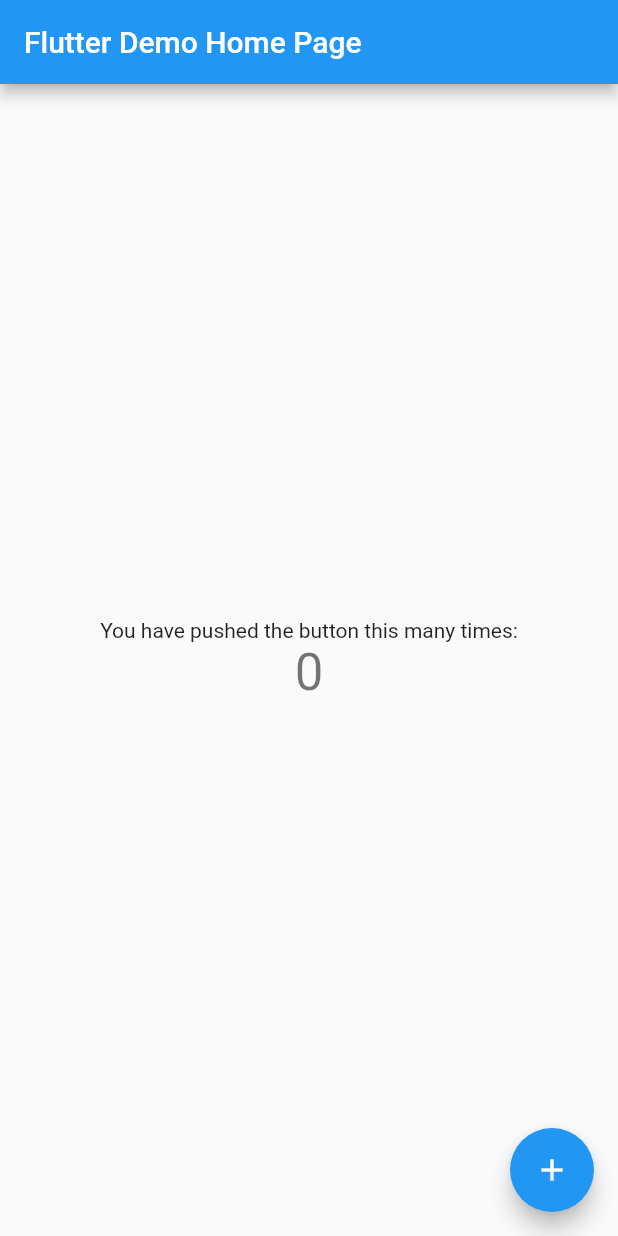
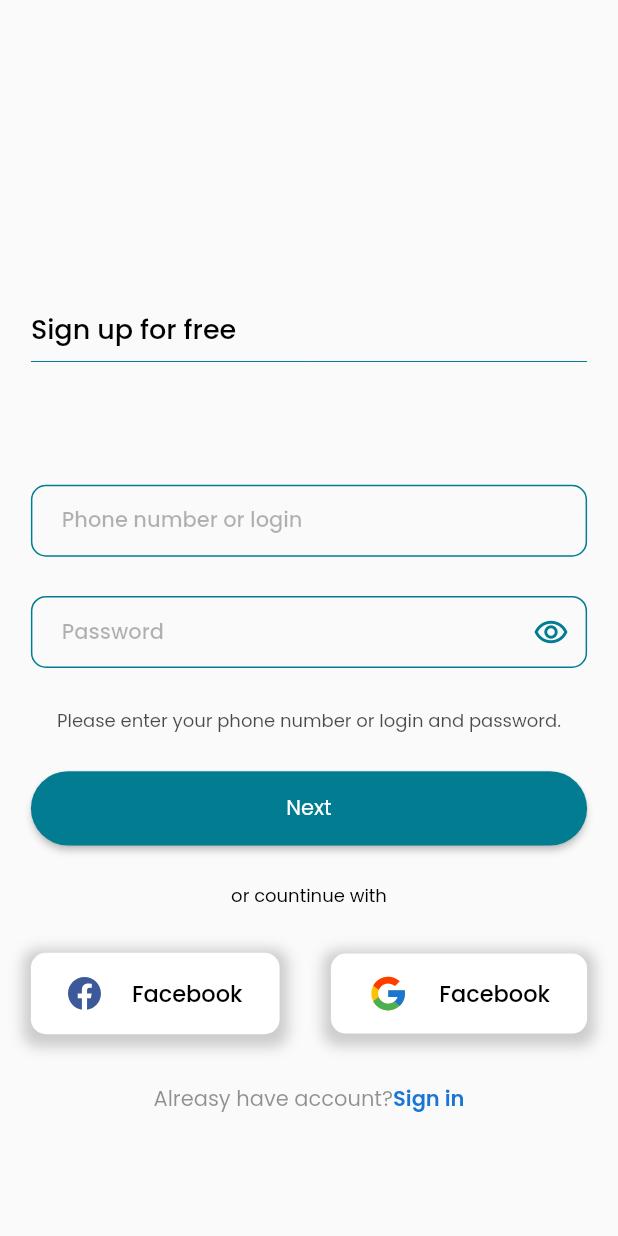
Before and after one commit to salohiddin-65/Mobile-design-figma, a Flutter app: the screen it shows after launch, on a phone screen of 412 x 824 dp. Run offline on Flutter 3.47's test engine with Material 2 defaults, Android fonts, the light colour scheme and no system bars; our stand-ins replace flutter_svg, google_fonts.

Commit message:
sign_up page added

```diff
--- /dev/null
+++ b/lib/core/extension/context_size.dart
@@ -0,0 +1,6 @@
+import 'package:flutter/material.dart';
+
+extension BuildContextSize on BuildContext {
+  double get height => MediaQuery.of(this).size.height;
+  double get width => MediaQuery.of(this).size.width;
+}
--- a/lib/main.dart
+++ b/lib/main.dart
@@ -1,115 +1,23 @@
 import 'package:flutter/material.dart';
+import 'package:mobile_design_figma/view/sign_up_page.dart';
 
-void main() {
+void main(List<String> args) {
   runApp(const MyApp());
 }
 
-class MyApp extends StatelessWidget {
+class MyApp extends StatefulWidget {
   const MyApp({super.key});
 
-  // This widget is the root of your application.
+  @override
+  State<MyApp> createState() => _MyAppState();
+}
+
+class _MyAppState extends State<MyApp> {
   @override
   Widget build(BuildContext context) {
-    return MaterialApp(
-      title: 'Flutter Demo',
-      theme: ThemeData(
-        // This is the theme of your application.
-        //
-        // Try running your application with "flutter run". You'll see the
-        // application has a blue toolbar. Then, without quitting the app, try
-        // changing the primarySwatch below to Colors.green and then invoke
-        // "hot reload" (press "r" in the console where you ran "flutter run",
-        // or simply save your changes to "hot reload" in a Flutter IDE).
-        // Notice that the counter didn't reset back to zero; the application
-        // is not restarted.
-        primarySwatch: Colors.blue,
-      ),
-      home: const MyHomePage(title: 'Flutter Demo Home Page'),
+    return const MaterialApp(
+      debugShowCheckedModeBanner: false,
+      home: SignUpPage(),
     );
   }
 }
-
-class MyHomePage extends StatefulWidget {
-  const MyHomePage({super.key, required this.title});
-
-  // This widget is the home page of your application. It is stateful, meaning
-  // that it has a State object (defined below) that contains fields that affect
-  // how it looks.
-
-  // This class is the configuration for the state. It holds the values (in this
-  // case the title) provided by the parent (in this case the App widget) and
-  // used by the build method of the State. Fields in a Widget subclass are
-  // always marked "final".
-
-  final String title;
-
-  @override
-  State<MyHomePage> createState() => _MyHomePageState();
-}
-
-class _MyHomePageState extends State<MyHomePage> {
-  int _counter = 0;
-
-  void _incrementCounter() {
-    setState(() {
-      // This call to setState tells the Flutter framework that something has
-      // changed in this State, which causes it to rerun the build method below
-      // so that the display can reflect the updated values. If we changed
-      // _counter without calling setState(), then the build method would not be
-      // called again, and so nothing would appear to happen.
-      _counter++;
-    });
-  }
-
-  @override
-  Widget build(BuildContext context) {
-    // This method is rerun every time setState is called, for instance as done
-    // by the _incrementCounter method above.
-    //
-    // The Flutter framework has been optimized to make rerunning build methods
-    // fast, so that you can just rebuild anything that needs updating rather
-    // than having to individually change instances of widgets.
-    return Scaffold(
-      appBar: AppBar(
-        // Here we take the value from the MyHomePage object that was created by
-        // the App.build method, and use it to set our appbar title.
-        title: Text(widget.title),
-      ),
-      body: Center(
-        // Center is a layout widget. It takes a single child and positions it
-        // in the middle of the parent.
-        child: Column(
-          // Column is also a layout widget. It takes a list of children and
-          // arranges them vertically. By default, it sizes itself to fit its
-          // children horizontally, and tries to be as tall as its parent.
-          //
-          // Invoke "debug painting" (press "p" in the console, choose the
-          // "Toggle Debug Paint" action from the Flutter Inspector in Android
-          // Studio, or the "Toggle Debug Paint" command in Visual Studio Code)
-          // to see the wireframe for each widget.
-          //
-          // Column has various properties to control how it sizes itself and
-          // how it positions its children. Here we use mainAxisAlignment to
-          // center the children vertically; the main axis here is the vertical
-          // axis because Columns are vertical (the cross axis would be
-          // horizontal).
-          mainAxisAlignment: MainAxisAlignment.center,
-          children: <Widget>[
-            const Text(
-              'You have pushed the button this many times:',
-            ),
-            Text(
-              '$_counter',
-              style: Theme.of(context).textTheme.headlineMedium,
-            ),
-          ],
-        ),
-      ),
-      floatingActionButton: FloatingActionButton(
-        onPressed: _incrementCounter,
-        tooltip: 'Increment',
-        child: const Icon(Icons.add),
-      ), // This trailing comma makes auto-formatting nicer for build methods.
-    );
-  }
-}
--- /dev/null
+++ b/lib/view/sign_up_page.dart
@@ -0,0 +1,298 @@
+import 'package:flutter/material.dart';
+import 'package:flutter_svg/flutter_svg.dart';
+import 'package:google_fonts/google_fonts.dart';
+import 'package:mobile_design_figma/core/extension/context_size.dart';
+
+class SignUpPage extends StatefulWidget {
+  const SignUpPage({super.key});
+
+  @override
+  State<SignUpPage> createState() => _SignUpPageState();
+}
+
+class _SignUpPageState extends State<SignUpPage> {
+  @override
+  Widget build(BuildContext context) {
+    return Scaffold(
+      body: SafeArea(
+        child: SingleChildScrollView(
+          scrollDirection: Axis.vertical,
+          child: Padding(
+            padding: EdgeInsets.symmetric(horizontal: context.width * 0.05),
+            child: Column(
+              crossAxisAlignment: CrossAxisAlignment.center,
+              children: [
+                SizedBox(
+                  height: context.height * 0.25,
+                ),
+                SizedBox(
+                  width: double.infinity,
+                  child: Column(
+                    crossAxisAlignment: CrossAxisAlignment.start,
+                    children: [
+                      Text(
+                        "Sign up for free",
+                        style: GoogleFonts.poppins(
+                          textStyle: const TextStyle(
+                            color: Colors.black,
+                            fontWeight: FontWeight.w500,
+                            fontSize: 18.0,
+                          ),
+                        ),
+                      ),
+                    ],
+                  ),
+                ),
+                const Divider(
+                  color: Color(0xff027C90),
+                ),
+                SizedBox(
+                  height: context.height * 0.09,
+                ),
+                // TEXTFORMFIELD 1 //
+                SizedBox(
+                  height: context.height * 0.06,
+                  child: TextFormField(
+                    decoration: InputDecoration(
+                      hintText: "Phone number or login",
+                      hintStyle: GoogleFonts.poppins(
+                        textStyle: const TextStyle(
+                          color: Color.fromRGBO(0, 0, 0, 0.3),
+                          fontWeight: FontWeight.w500,
+                          fontSize: 14.0,
+                        ),
+                      ),
+                      contentPadding:
+                          EdgeInsets.only(left: context.width * 0.05),
+                      enabledBorder: const OutlineInputBorder(
+                        borderSide: BorderSide(
+                          color: Color(0xff027C90),
+                        ),
+                        borderRadius: BorderRadius.all(
+                          Radius.circular(10.0),
+                        ),
+                      ),
+                    ),
+                  ),
+                ),
+                SizedBox(
+                  height: context.height * 0.03,
+                ),
+                // TEXTFORMFIELD 2 //
+                SizedBox(
+                  height: context.height * 0.06,
+                  child: TextFormField(
+                    obscureText: true,
+                    decoration: InputDecoration(
+                      hintText: "Password",
+                      hintStyle: GoogleFonts.poppins(
+                        textStyle: const TextStyle(
+                          color: Color.fromRGBO(0, 0, 0, 0.3),
+                          fontWeight: FontWeight.w500,
+                          fontSize: 14.0,
+                        ),
+                      ),
+                      contentPadding: EdgeInsets.only(
+                        left: context.width * 0.05,
+                      ),
+                      enabledBorder: const OutlineInputBorder(
+                        borderSide: BorderSide(
+                          color: Color(0xff027C90),
+                        ),
+                        borderRadius: BorderRadius.all(
+                          Radius.circular(10.0),
+                        ),
+                      ),
+                      suffixIcon: const Icon(Icons.remove_red_eye_outlined),
+                      suffixIconColor: const Color(0xff027C90),
+                    ),
+                  ),
+                ),
+                SizedBox(
+                  height: context.height * 0.03,
+                ),
+                Text(
+                  "Please enter your phone number or login and password.",
+                  style: GoogleFonts.poppins(
+                    textStyle: const TextStyle(
+                      color: Color.fromRGBO(0, 0, 0, 0.71),
+                      fontWeight: FontWeight.w400,
+                      fontSize: 12.0,
+                    ),
+                  ),
+                ),
+                SizedBox(
+                  height: context.height * 0.03,
+                ),
+                SizedBox(
+                  width: double.infinity,
+                  height: context.height * 0.06,
+                  child: ElevatedButton(
+                    style: ButtonStyle(
+                      shape: MaterialStateProperty.all(
+                        const RoundedRectangleBorder(
+                          borderRadius: BorderRadius.all(
+                            Radius.circular(
+                              25.0,
+                            ),
+                          ),
+                        ),
+                      ),
+                      backgroundColor: MaterialStateProperty.all(
+                        const Color(0xff027C90),
+                      ),
+                    ),
+                    onPressed: () {},
+                    child: Text(
+                      "Next",
+                      style: GoogleFonts.poppins(
+                        textStyle: const TextStyle(
+                          color: Color(0xffFFFFFF),
+                          fontWeight: FontWeight.w400,
+                          fontSize: 14.0,
+                        ),
+                      ),
+                    ),
+                  ),
+                ),
+                SizedBox(
+                  height: context.height * 0.03,
+                ),
+                Text(
+                  "or countinue with",
+                  style: GoogleFonts.poppins(
+                    textStyle: const TextStyle(
+                      color: Colors.black,
+                      fontWeight: FontWeight.w400,
+                      fontSize: 12.0,
+                    ),
+                  ),
+                ),
+                SizedBox(
+                  height: context.height * 0.035,
+                ),
+                Row(
+                  mainAxisAlignment: MainAxisAlignment.spaceBetween,
+                  children: [
+                    // CONTAINER FACEBOOK //
+                    Container(
+                      decoration: BoxDecoration(
+                        color: Colors.white,
+                        borderRadius: const BorderRadius.all(
+                          Radius.circular(10.0),
+                        ),
+                        boxShadow: [
+                          BoxShadow(
+                            color: Colors.grey.withOpacity(0.5),
+                            spreadRadius: 5,
+                            blurRadius: 7,
+                            offset: const Offset(
+                                0, 3), // changes position of shadow
+                          ),
+                        ],
+                      ),
+                      child: Padding(
+                        padding: EdgeInsets.symmetric(
+                          horizontal: context.width * 0.06,
+                          vertical: context.height * 0.019,
+                        ),
+                        child: Row(
+                          children: [
+                            SvgPicture.asset("assets/facebook1.svg"),
+                            SizedBox(
+                              width: context.width * 0.05,
+                            ),
+                            Text(
+                              "Facebook",
+                              style: GoogleFonts.poppins(
+                                textStyle: const TextStyle(
+                                  color: Colors.black,
+                                  fontWeight: FontWeight.w500,
+                                  fontSize: 15.0,
+                                ),
+                              ),
+                            ),
+                          ],
+                        ),
+                      ),
+                    ),
+                    // CONTAINER GOOGLE //
+                    Container(
+                      decoration: BoxDecoration(
+                        color: Colors.white,
+                        borderRadius: const BorderRadius.all(
+                          Radius.circular(10.0),
+                        ),
+                        boxShadow: [
+                          BoxShadow(
+                            color: Colors.grey.withOpacity(0.5),
+                            spreadRadius: 5,
+                            blurRadius: 7,
+                            offset: const Offset(
+                                0, 3), // changes position of shadow
+                          ),
+                        ],
+                      ),
+                      child: Padding(
+                        padding: EdgeInsets.symmetric(
+                          horizontal: context.width * 0.06,
+                          vertical: context.height * 0.016,
+                        ),
+                        child: Row(
+                          children: [
+                            SvgPicture.asset("assets/google.svg"),
+                            SizedBox(
+                              width: context.width * 0.05,
+                            ),
+                            Text(
+                              "Facebook",
+                              style: GoogleFonts.poppins(
+                                textStyle: const TextStyle(
+                                  color: Colors.black,
+                                  fontWeight: FontWeight.w500,
+                                  fontSize: 15.0,
+                                ),
+                              ),
+                            ),
+                          ],
+                        ),
+                      ),
+                    ),
+                  ],
+                ),
+                SizedBox(
+                  height: context.height * 0.04,
+                ),
+                Row(
+                  mainAxisAlignment: MainAxisAlignment.center,
+                  children: [
+                    Text(
+                      "Alreasy have account?",
+                      style: GoogleFonts.poppins(
+                        textStyle: const TextStyle(
+                          color: Color.fromRGBO(38, 38, 38, 0.5),
+                          fontWeight: FontWeight.w400,
+                          fontSize: 14.0,
+                        ),
+                      ),
+                    ),
+                    Text(
+                      "Sign in",
+                      style: GoogleFonts.poppins(
+                        textStyle: const TextStyle(
+                          color: Color.fromRGBO(25, 118, 210, 1),
+                          fontWeight: FontWeight.w600,
+                          fontSize: 14.0,
+                        ),
+                      ),
+                    ),
+                  ],
+                ),
+              ],
+            ),
+          ),
+        ),
+      ),
+    );
+  }
+}
--- a/pubspec.yaml
+++ b/pubspec.yaml
@@ -35,6 +35,8 @@
   # The following adds the Cupertino Icons font to your application.
   # Use with the CupertinoIcons class for iOS style icons.
   cupertino_icons: ^1.0.2
+  google_fonts: ^4.0.4
+  flutter_svg: ^2.0.5
 
 dev_dependencies:
   flutter_test:
@@ -59,8 +61,8 @@
   uses-material-design: true
 
   # To add assets to your application, add an assets section, like this:
-  # assets:
-  #   - images/a_dot_burr.jpeg
+  assets:
+    - assets/
   #   - images/a_dot_ham.jpeg
 
   # An image asset can refer to one or more resolution-specific "variants", see
```
Also changed, not shown: lib/view/home_page.dart (added, +137 -0 lines), assets/facebook1.svg (added), assets/google.svg (added), pubspec.lock, 1 other file.
